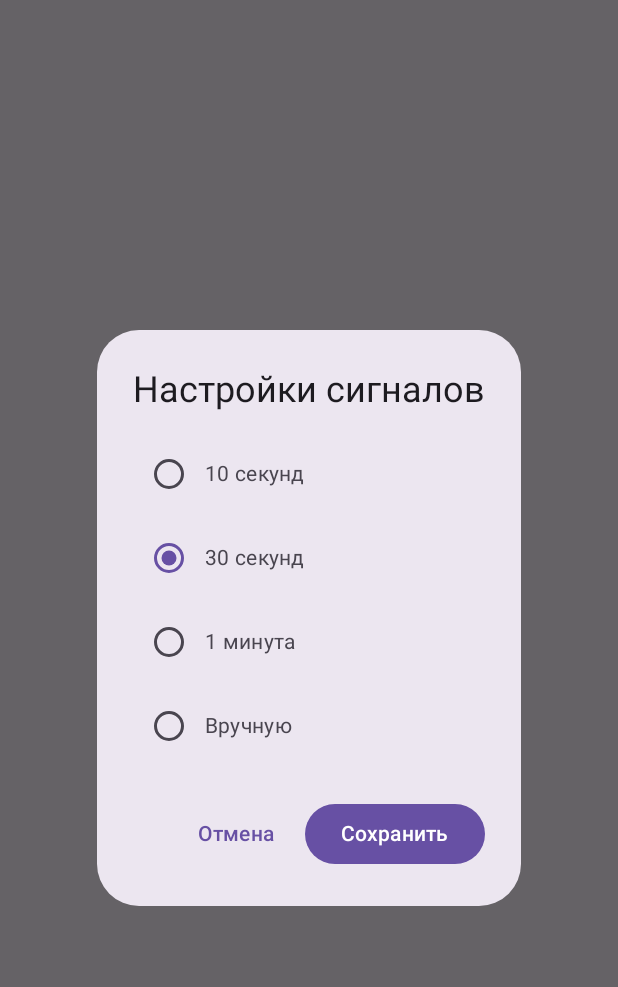
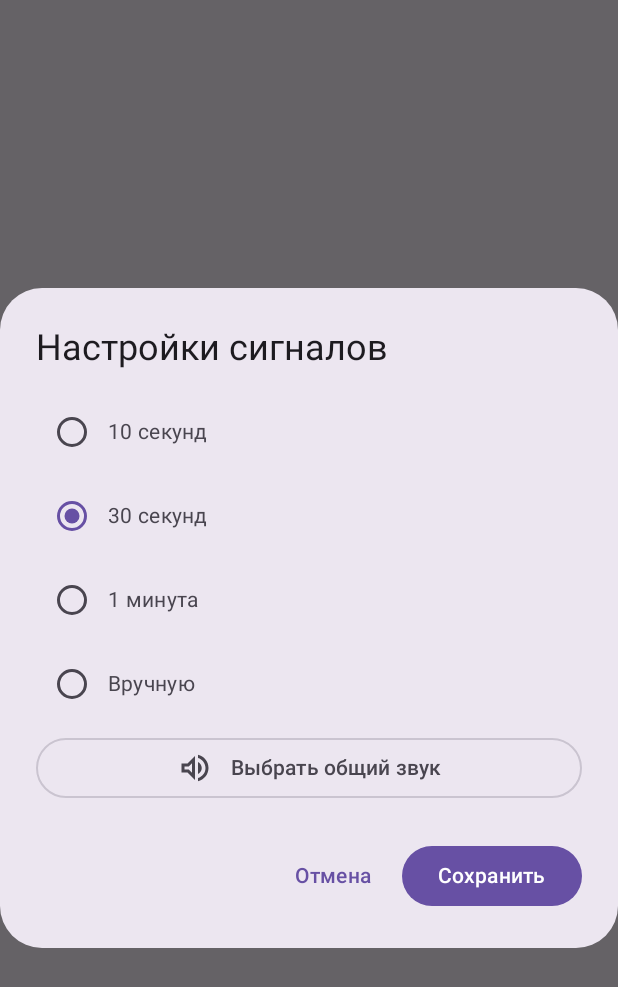
Before and after one commit to MagnumOLD/NotesAndroid-concept, an Android app built with Jetpack Compose: the composable KitchenTimerSettingsDialog shown on its own in the app's theme, after a tap on "Сохранить", on a phone screen of 412 x 824 dp. Shown: the top 987 px of the screen. Run offline under Robolectric (Android 15) with nearby library versions, the phone set to English and light mode, and no system bars.

Commit message:
Add a configurable default alarm sound to timer settings

```diff
--- a/app/src/main/java/com/magnumold/notes/KitchenTimersScreen.kt
+++ b/app/src/main/java/com/magnumold/notes/KitchenTimersScreen.kt
@@ -361,6 +361,13 @@ private fun KitchenTimerSettingsDialog(
 ) {
     var mode by remember { mutableStateOf(settings.alertDurationMode) }
     var customMinutes by remember { mutableStateOf((settings.customAlertDurationSeconds / 60).coerceAtLeast(1).toString()) }
+    var defaultSoundUri by remember { mutableStateOf(settings.defaultSoundUri) }
+    val context = LocalContext.current
+    val soundPicker = rememberLauncherForActivityResult(ActivityResultContracts.StartActivityForResult()) { result ->
+        if (result.resultCode == Activity.RESULT_OK) {
+            defaultSoundUri = result.data?.getParcelableExtra<Uri>(RingtoneManager.EXTRA_RINGTONE_PICKED_URI)?.toString()
+        }
+    }
     AlertDialog(
         onDismissRequest = onDismiss,
         title = { Text("Настройки сигналов") },
@@ -387,13 +394,33 @@ private fun KitchenTimerSettingsDialog(
                         keyboardOptions = KeyboardOptions(keyboardType = KeyboardType.Number)
                     )
                 }
+                OutlinedButton(
+                    onClick = {
+                        val intent = Intent(RingtoneManager.ACTION_RINGTONE_PICKER).apply {
+                            putExtra(RingtoneManager.EXTRA_RINGTONE_TYPE, RingtoneManager.TYPE_ALARM)
+                            putExtra(RingtoneManager.EXTRA_RINGTONE_TITLE, "Общий звук таймера")
+                            putExtra(RingtoneManager.EXTRA_RINGTONE_SHOW_DEFAULT, true)
+                            putExtra(RingtoneManager.EXTRA_RINGTONE_SHOW_SILENT, false)
+                            defaultSoundUri?.let { putExtra(RingtoneManager.EXTRA_RINGTONE_EXISTING_URI, Uri.parse(it)) }
+                        }
+                        soundPicker.launch(intent)
+                    },
+                    modifier = Modifier.fillMaxWidth()
+                ) {
+                    Icon(Icons.Outlined.VolumeUp, contentDescription = null)
+                    Spacer(Modifier.width(AppSpacing.sm))
+                    Text(if (defaultSoundUri == null) "Выбрать общий звук" else "Изменить общий звук")
+                }
+                if (defaultSoundUri != null) {
+                    TextButton(onClick = { defaultSoundUri = null }) { Text("Системный звук по умолчанию") }
+                }
             }
         },
         confirmButton = {
             Button(
                 onClick = {
                     val minutes = customMinutes.toIntOrNull() ?: 1
-                    onSave(KitchenTimerSettings(mode, minutes.coerceIn(1, 60) * 60))
+                    onSave(KitchenTimerSettings(mode, minutes.coerceIn(1, 60) * 60, defaultSoundUri))
                 },
                 enabled = mode != TimerAlertDurationMode.CUSTOM || (customMinutes.toIntOrNull() ?: 0) in 1..60
             ) { Text("Сохранить") }
```
